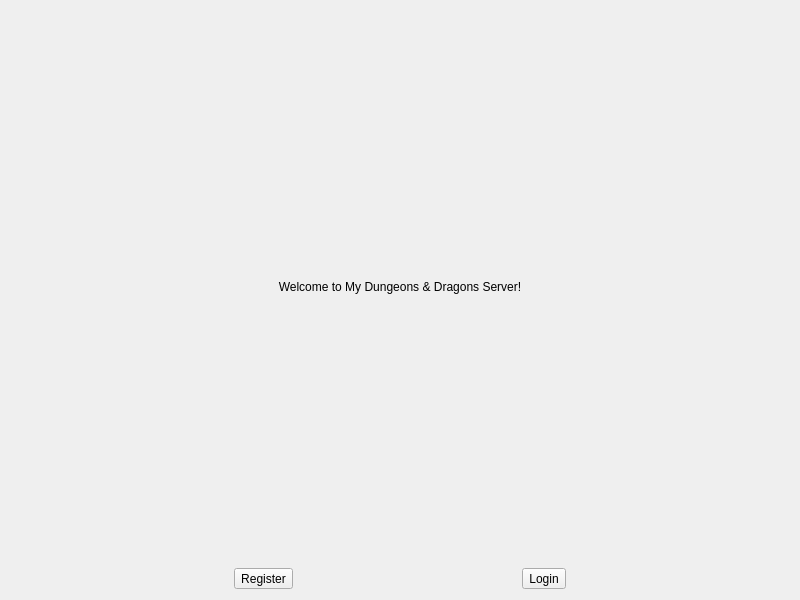
This is src/mydndserver.ui in AmmonAyisiMensah/MyDndServer as Qt 5 draws it before an edit. The edited form follows.
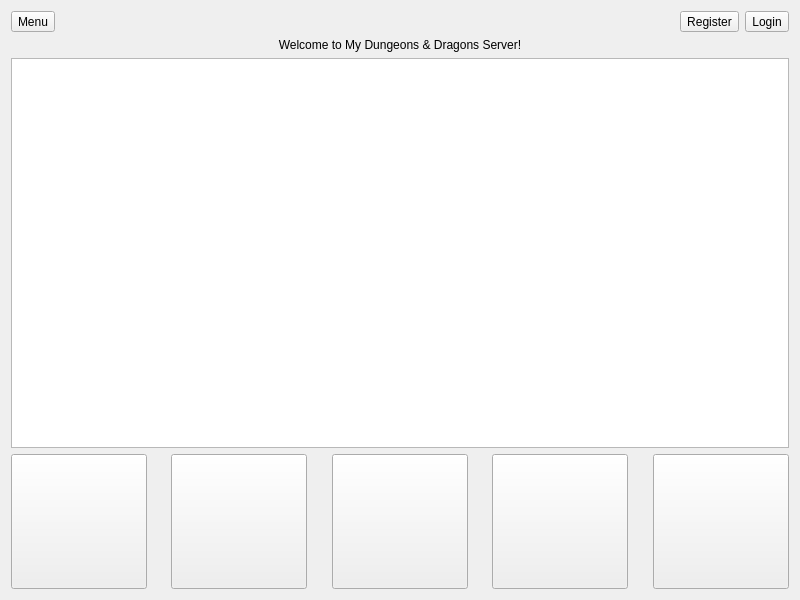
This is the edited form. Icons and pictures are not drawn.

Diff of the .ui file:
```diff
--- a/src/mydndserver.ui
+++ b/src/mydndserver.ui
@@ -14,6 +14,44 @@
    <string>MyDndServer</string>
   </property>
   <layout class="QVBoxLayout" name="verticalLayout">
+   <item>
+    <layout class="QHBoxLayout" name="horizontalLayout">
+     <item>
+      <widget class="QToolButton" name="btn_menu">
+       <property name="text">
+        <string>Menu</string>
+       </property>
+      </widget>
+     </item>
+     <item>
+      <spacer name="horizontalSpacer">
+       <property name="orientation">
+        <enum>Qt::Horizontal</enum>
+       </property>
+       <property name="sizeHint" stdset="0">
+        <size>
+         <width>40</width>
+         <height>20</height>
+        </size>
+       </property>
+      </spacer>
+     </item>
+     <item>
+      <widget class="QToolButton" name="btn_register">
+       <property name="text">
+        <string>Register</string>
+       </property>
+      </widget>
+     </item>
+     <item>
+      <widget class="QToolButton" name="btn_login">
+       <property name="text">
+        <string>Login</string>
+       </property>
+      </widget>
+     </item>
+    </layout>
+   </item>
    <item>
     <widget class="QLabel" name="label">
      <property name="text">
@@ -25,18 +63,144 @@
     </widget>
    </item>
    <item>
-    <layout class="QHBoxLayout" name="horizontalLayout">
+    <widget class="QGraphicsView" name="graphicsView"/>
+   </item>
+   <item>
+    <layout class="QHBoxLayout" name="horizontalLayout_2">
      <item>
-      <widget class="QToolButton" name="btn_register">
+      <widget class="QToolButton" name="btn_character_sheet">
        <property name="text">
-        <string>Register</string>
+        <string/>
        </property>
+       <property name="icon">
+        <iconset resource="assets.qrc">
+         <normaloff>:/assets/789_Lorc_RPG_icons/Icon.3_83.png</normaloff>:/assets/789_Lorc_RPG_icons/Icon.3_83.png</iconset>
+       </property>
+       <property name="iconSize">
+        <size>
+         <width>128</width>
+         <height>128</height>
+        </size>
+       </property>
       </widget>
      </item>
      <item>
-      <widget class="QToolButton" name="btn_login">
+      <spacer name="horizontalSpacer_2">
+       <property name="orientation">
+        <enum>Qt::Horizontal</enum>
+       </property>
+       <property name="sizeHint" stdset="0">
+        <size>
+         <width>40</width>
+         <height>20</height>
+        </size>
+       </property>
+      </spacer>
+     </item>
+     <item>
+      <widget class="QToolButton" name="btn_equipment">
        <property name="text">
-        <string>Login</string>
+        <string/>
+       </property>
+       <property name="icon">
+        <iconset resource="assets.qrc">
+         <normaloff>:/assets/789_Lorc_RPG_icons/Icon.6_94.png</normaloff>:/assets/789_Lorc_RPG_icons/Icon.6_94.png</iconset>
+       </property>
+       <property name="iconSize">
+        <size>
+         <width>128</width>
+         <height>128</height>
+        </size>
+       </property>
+      </widget>
+     </item>
+     <item>
+      <spacer name="horizontalSpacer_3">
+       <property name="orientation">
+        <enum>Qt::Horizontal</enum>
+       </property>
+       <property name="sizeHint" stdset="0">
+        <size>
+         <width>40</width>
+         <height>20</height>
+        </size>
+       </property>
+      </spacer>
+     </item>
+     <item>
+      <widget class="QToolButton" name="btn_inventory">
+       <property name="text">
+        <string/>
+       </property>
+       <property name="icon">
+        <iconset resource="assets.qrc">
+         <normaloff>:/assets/789_Lorc_RPG_icons/Icon.6_37.png</normaloff>:/assets/789_Lorc_RPG_icons/Icon.6_37.png</iconset>
+       </property>
+       <property name="iconSize">
+        <size>
+         <width>128</width>
+         <height>128</height>
+        </size>
+       </property>
+      </widget>
+     </item>
+     <item>
+      <spacer name="horizontalSpacer_4">
+       <property name="orientation">
+        <enum>Qt::Horizontal</enum>
+       </property>
+       <property name="sizeHint" stdset="0">
+        <size>
+         <width>40</width>
+         <height>20</height>
+        </size>
+       </property>
+      </spacer>
+     </item>
+     <item>
+      <widget class="QToolButton" name="btn_action">
+       <property name="text">
+        <string/>
+       </property>
+       <property name="icon">
+        <iconset resource="assets.qrc">
+         <normaloff>:/assets/789_Lorc_RPG_icons/Icon.2_43.png</normaloff>:/assets/789_Lorc_RPG_icons/Icon.2_43.png</iconset>
+       </property>
+       <property name="iconSize">
+        <size>
+         <width>128</width>
+         <height>128</height>
+        </size>
+       </property>
+      </widget>
+     </item>
+     <item>
+      <spacer name="horizontalSpacer_5">
+       <property name="orientation">
+        <enum>Qt::Horizontal</enum>
+       </property>
+       <property name="sizeHint" stdset="0">
+        <size>
+         <width>40</width>
+         <height>20</height>
+        </size>
+       </property>
+      </spacer>
+     </item>
+     <item>
+      <widget class="QToolButton" name="btn_journal">
+       <property name="text">
+        <string/>
+       </property>
+       <property name="icon">
+        <iconset resource="assets.qrc">
+         <normaloff>:/assets/789_Lorc_RPG_icons/Icon.5_85.png</normaloff>:/assets/789_Lorc_RPG_icons/Icon.5_85.png</iconset>
+       </property>
+       <property name="iconSize">
+        <size>
+         <width>128</width>
+         <height>128</height>
+        </size>
        </property>
       </widget>
      </item>
```
Left out of the diff: 4 changed lines with no effect on the pictures.
